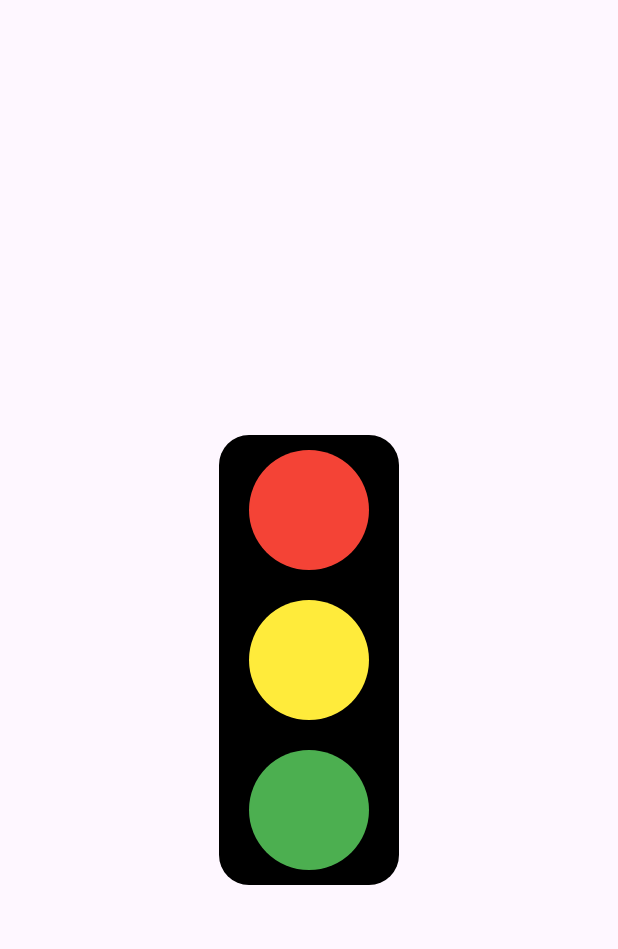
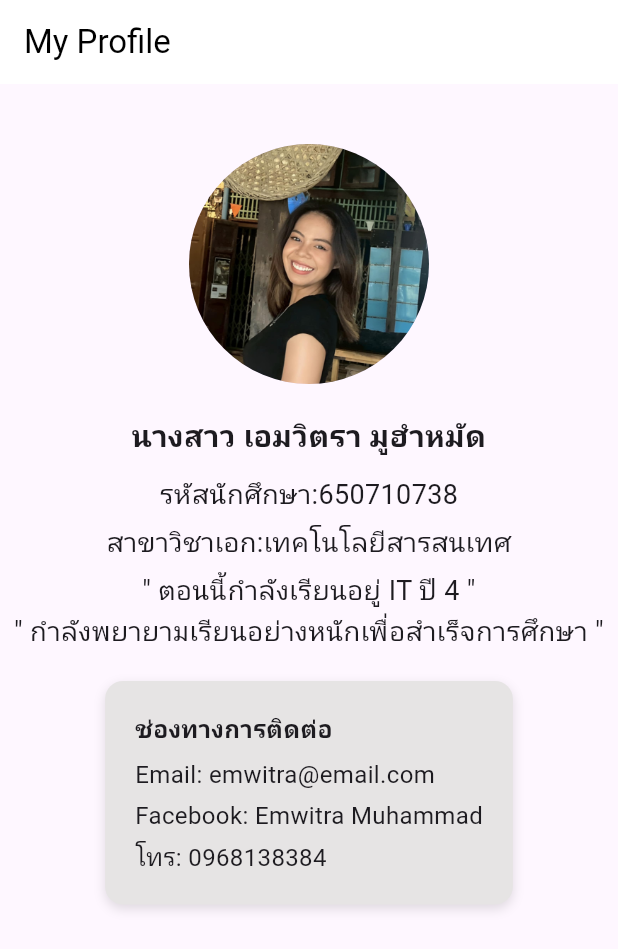
Before and after one commit to Em250446/firstapp, a Flutter app: the screen it shows after launch, on a phone screen of 412 x 824 dp. Shown: the top 949 px of the screen. Run offline on Flutter 3.47's test engine with Material 3 defaults, Android fonts, the phone set to English and light mode, and no system bars.

```diff
--- a/first_app/lib/main.dart
+++ b/first_app/lib/main.dart
@@ -1,3 +1,4 @@
+import 'package:first_app/week3.dart';
 import 'package:flutter/material.dart';
 
 void main() {
@@ -19,66 +20,3 @@ class MyApp extends StatelessWidget {
     );
   }
 }
-
-class MyWidget extends StatelessWidget {
-  const MyWidget({super.key});
-
-  @override
-  Widget build(BuildContext context) {
-    return Scaffold(
-      appBar: AppBar(
-        //title: Text('Layout', style: TextStyle(color: Colors.white)),
-        //backgroundColor: Colors.purple,
-      ), // AppBar
-
-      body: Center(
-        child: Stack(
-          alignment: AlignmentDirectional.center,
-          children: [
-            Container(
-              height: 300,
-              width: 120,
-              decoration: BoxDecoration(
-                color: Colors.black,
-                borderRadius: BorderRadius.circular(20),
-              ),
-            ),
-
-            Positioned(
-              top: 10,
-              right: 20,
-              child: Container(
-                height: 80,
-                width: 80,
-                decoration: BoxDecoration(
-                  shape: BoxShape.circle,
-                  color: Colors.red,
-                ),
-              ),
-            ),
-            Container(
-              height: 80,
-              width: 80,
-              decoration: BoxDecoration(
-                shape: BoxShape.circle,
-                color: Colors.yellow,
-              ),
-            ),
-            Positioned(
-              top: 210,
-              right: 20,
-              child: Container(
-                height: 80,
-                width: 80,
-                decoration: BoxDecoration(
-                  shape: BoxShape.circle,
-                  color: Colors.green,
-                ),
-              ),
-            ),
-          ],
-        ),
-      ),
-    );
-  }
-}
--- /dev/null
+++ b/first_app/lib/week3.dart
@@ -0,0 +1,107 @@
+import 'package:flutter/material.dart';
+
+class MyWidget extends StatelessWidget {
+  const MyWidget({super.key});
+
+  @override
+  Widget build(BuildContext context) {
+    return Scaffold(
+      appBar: AppBar(
+        title: const Text('My Profile'),
+        backgroundColor: Colors.white,
+        foregroundColor: Colors.black,
+        elevation: 0,
+      ),
+      body: SingleChildScrollView(
+        // กัน overflow ถ้าเนื้อหายาว
+        child: Column(
+          children: [
+            // วงกลม profile
+            Padding(
+              padding: const EdgeInsets.only(top: 40),
+              child: Center(
+                child: CircleAvatar(
+                  radius: 80,
+                  backgroundImage: AssetImage("assets/profile.jpg"),
+                ),
+              ),
+            ),
+            const SizedBox(height: 20),
+
+            // ข้อมูลส่วนตัว
+            const Text(
+              'นางสาว เอมวิตรา มูฮำหมัด',
+              style: TextStyle(fontSize: 20, fontWeight: FontWeight.bold),
+              textAlign: TextAlign.center,
+            ),
+            const SizedBox(height: 10),
+            const Text(
+              'รหัสนักศึกษา:650710738',
+              style: TextStyle(fontSize: 18),
+              textAlign: TextAlign.center,
+            ),
+            const SizedBox(height: 5),
+            const Text(
+              'สาขาวิชาเอก:เทคโนโลยีสารสนเทศ',
+              style: TextStyle(fontSize: 18),
+              textAlign: TextAlign.center,
+            ),
+            const SizedBox(height: 5),
+            const Text(
+              '" ตอนนี้กำลังเรียนอยู่ IT ปี 4 "',
+              style: TextStyle(fontSize: 18),
+              textAlign: TextAlign.center,
+            ),
+            const Text(
+              '" กำลังพยายามเรียนอย่างหนักเพื่อสำเร็จการศึกษา "',
+              style: TextStyle(fontSize: 18),
+              textAlign: TextAlign.center,
+            ),
+            const SizedBox(height: 20),
+
+            // กล่องช่องทางการติดต่อ
+            Container(
+              margin: const EdgeInsets.symmetric(
+                horizontal: 12,
+              ), // ลด margin ให้กว้างขึ้น
+              padding: const EdgeInsets.all(20),
+              decoration: BoxDecoration(
+                color: const Color.fromARGB(255, 230, 228, 228),
+                borderRadius: BorderRadius.circular(12),
+                boxShadow: [
+                  BoxShadow(
+                    color: Colors.black12,
+                    blurRadius: 6,
+                    offset: Offset(0, 3),
+                  ),
+                ],
+              ),
+              child: Column(
+                crossAxisAlignment: CrossAxisAlignment.start,
+                children: const [
+                  Text(
+                    'ช่องทางการติดต่อ',
+                    style: TextStyle(fontSize: 16, fontWeight: FontWeight.bold),
+                  ),
+                  SizedBox(height: 8),
+                  Text(
+                    'Email: emwitra@email.com',
+                    style: TextStyle(fontSize: 16),
+                  ),
+                  SizedBox(height: 4),
+                  Text(
+                    'Facebook: Emwitra Muhammad',
+                    style: TextStyle(fontSize: 16),
+                  ),
+                  SizedBox(height: 4),
+                  Text('โทร: 0968138384', style: TextStyle(fontSize: 16)),
+                ],
+              ),
+            ),
+            const SizedBox(height: 20), // เว้นด้านล่าง
+          ],
+        ),
+      ),
+    );
+  }
+}
--- a/first_app/pubspec.yaml
+++ b/first_app/pubspec.yaml
@@ -58,7 +58,8 @@ flutter:
   uses-material-design: true
 
   # To add assets to your application, add an assets section, like this:
-  # assets:
+  assets:
+     - assets/profile.jpg
   #   - images/a_dot_burr.jpeg
   #   - images/a_dot_ham.jpeg
 
```
Also changed, not shown: 2025-08-23 120342.png (added), first_app/assets/profile.jpg (added).
